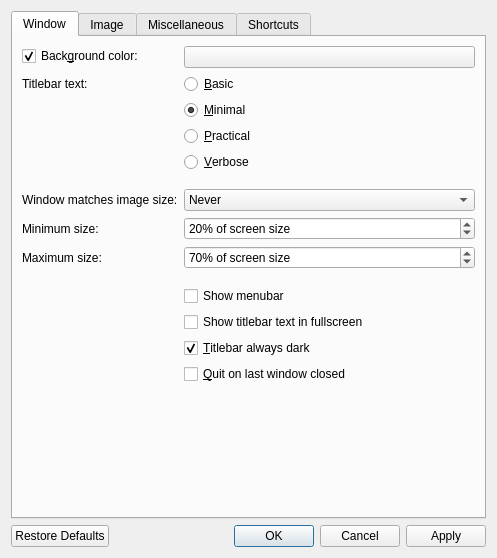
Above: src/qvoptionsdialog.ui from jurplel/qView before the change. Below: the same form after it.
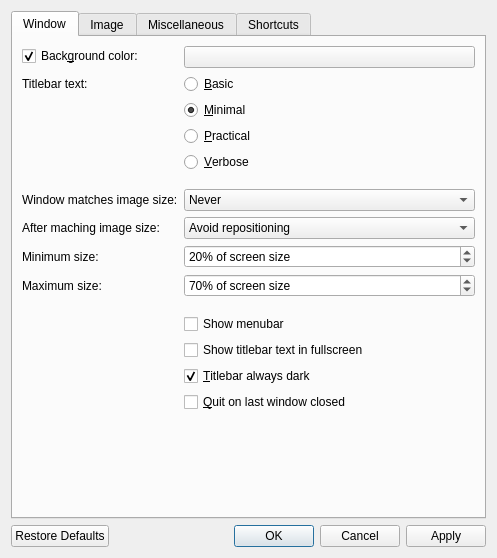
That is the form after the change. The open tabs and pages were chosen to show the change.

Commit message: Configurable window positioning behavior after matching image size

```diff
--- a/src/qvoptionsdialog.ui
+++ b/src/qvoptionsdialog.ui
@@ -140,13 +140,39 @@
         </widget>
        </item>
        <item row="8" column="0">
+        <widget class="QLabel" name="afterMatchingSizeLabel">
+         <property name="text">
+          <string>After maching image size:</string>
+         </property>
+        </widget>
+       </item>
+       <item row="8" column="1">
+        <widget class="QComboBox" name="afterMatchingSizeComboBox">
+         <item>
+          <property name="text">
+           <string>Avoid repositioning</string>
+          </property>
+         </item>
+         <item>
+          <property name="text">
+           <string>Center relative to previous image</string>
+          </property>
+         </item>
+         <item>
+          <property name="text">
+           <string>Center relative to screen</string>
+          </property>
+         </item>
+        </widget>
+       </item>
+       <item row="9" column="0">
         <widget class="QLabel" name="minWindowResizeLabel">
          <property name="text">
           <string>Minimum size:</string>
          </property>
         </widget>
        </item>
-       <item row="8" column="1">
+       <item row="9" column="1">
         <widget class="QSpinBox" name="minWindowResizeSpinBox">
          <property name="toolTip">
           <string>Control the minimum size that the window should reach when matching the image's actual size</string>
@@ -168,7 +194,7 @@
          </property>
         </widget>
        </item>
-       <item row="9" column="0">
+       <item row="10" column="0">
         <widget class="QLabel" name="maxWindowResizeLabel">
          <property name="toolTip">
           <string>Control the maximum size that the window should reach when matching the image's actual size</string>
@@ -178,7 +204,7 @@
          </property>
         </widget>
        </item>
-       <item row="9" column="1">
+       <item row="10" column="1">
         <widget class="QSpinBox" name="maxWindowResizeSpinBox">
          <property name="toolTip">
           <string>Control the maximum size that the window should reach when matching the image's actual size</string>
@@ -200,7 +226,7 @@
          </property>
         </widget>
        </item>
-       <item row="10" column="1">
+       <item row="11" column="1">
         <spacer name="horizontalSpacer_3">
          <property name="orientation">
           <enum>Qt::Horizontal</enum>
@@ -213,7 +239,7 @@
          </property>
         </spacer>
        </item>
-       <item row="13" column="1">
+       <item row="14" column="1">
         <widget class="QCheckBox" name="darkTitlebarCheckbox">
          <property name="toolTip">
           <string>Choose whether or not the titlebar should always be dark regardless of your chosen macOS appearance</string>
@@ -226,14 +252,14 @@
          </property>
         </widget>
        </item>
-       <item row="11" column="1">
+       <item row="12" column="1">
         <widget class="QCheckBox" name="menubarCheckbox">
          <property name="text">
           <string>Show menubar</string>
          </property>
         </widget>
        </item>
-       <item row="12" column="1">
+       <item row="13" column="1">
         <widget class="QCheckBox" name="detailsInFullscreen">
          <property name="toolTip">
           <string>Choose whether or not to display the titlebar text while in fullscreen</string>
@@ -243,7 +269,7 @@
          </property>
         </widget>
        </item>
-       <item row="14" column="1">
+       <item row="15" column="1">
         <widget class="QCheckBox" name="quitOnLastWindowCheckbox">
          <property name="text">
           <string>&amp;Quit on last window closed</string>
```
The commit also changes 3 other files.
